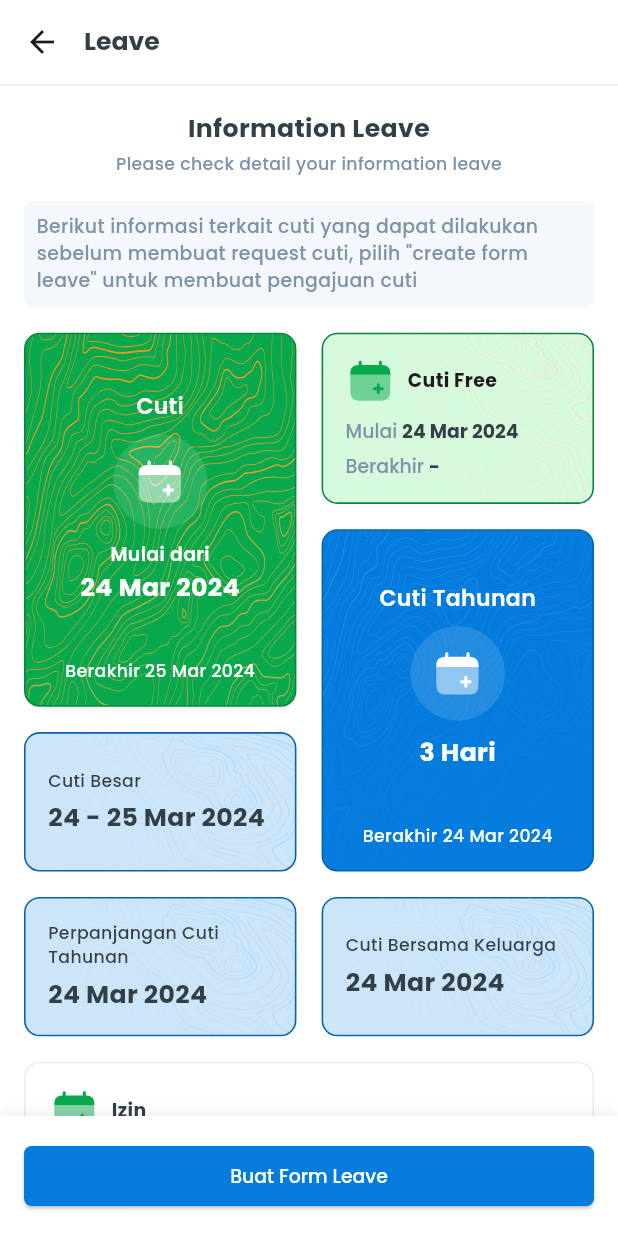
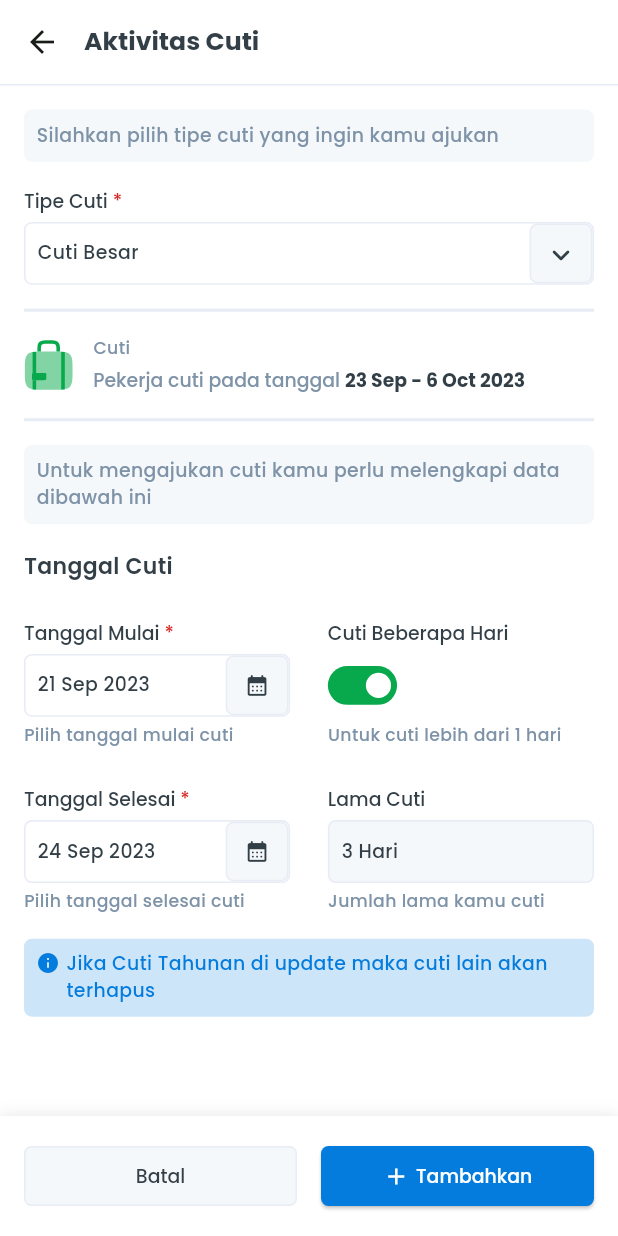
Before and after one commit to rifanstd/employeeserviceapp, a Flutter app: the InformationLeavePage screen opened directly, after a tap on "Buat Form Leave", on a phone screen of 412 x 824 dp. Run offline on Flutter 3.47's test engine with Material 3 defaults, Android fonts, the phone set to English and light mode, and no system bars; our stand-ins replace flutter_screenutil, flutter_svg, google_fonts.

Commit message:
feat: slicing leave avticity form

```diff
--- a/lib/common/helper/navigation/app_navigation.dart
+++ b/lib/common/helper/navigation/app_navigation.dart
@@ -17,6 +17,10 @@ class AppNavigator {
         ));
   }
 
+  static void pop(BuildContext context) {
+    Navigator.pop(context);
+  }
+
   static void pushAndRemove(BuildContext context, Widget widget) {
     Navigator.pushAndRemoveUntil(
       context,
--- a/lib/common/widgets/custom_bottom_app_bar.dart
+++ b/lib/common/widgets/custom_bottom_app_bar.dart
@@ -3,17 +3,17 @@ import 'package:employeeserviceapp/core/configs/theme/app_colors.dart';
 import 'package:flutter/material.dart';
 
 class TBottomAppBar extends StatelessWidget {
-  final String titlePositiveBtn;
-  final String? titleNegativeBtn;
+  final Widget positiveChild;
+  final Widget? negativeChild;
   final void Function() onPositiveClicked;
   final void Function()? onNegativeClicked;
 
   const TBottomAppBar({
     super.key,
-    required this.titlePositiveBtn,
     required this.onPositiveClicked,
-    this.titleNegativeBtn,
     this.onNegativeClicked,
+    required this.positiveChild,
+    this.negativeChild,
   });
 
   @override
@@ -35,20 +35,20 @@ class TBottomAppBar extends StatelessWidget {
         ),
         child: Row(
           children: [
-            if (titleNegativeBtn != null)
+            if (negativeChild != null)
               Expanded(
                 child: ElevatedButton(
                   onPressed: onNegativeClicked,
                   style: AppButtonStyle.filledAlt,
-                  child: Text(titleNegativeBtn!),
+                  child: negativeChild,
                 ),
               ),
-            if (titleNegativeBtn != null) const SizedBox(width: 16),
+            if (negativeChild != null) const SizedBox(width: 16),
             Expanded(
               child: ElevatedButton(
-                onPressed: () {},
+                onPressed: onPositiveClicked,
                 style: AppButtonStyle.filledInfo,
-                child: const Text("Buat Form Leave"),
+                child: positiveChild,
               ),
             ),
           ],
--- /dev/null
+++ b/lib/common/widgets/custom_divider.dart
@@ -0,0 +1,21 @@
+import 'package:employeeserviceapp/core/configs/theme/app_colors.dart';
+import 'package:flutter/material.dart';
+import 'package:flutter_screenutil/flutter_screenutil.dart';
+
+class TDivider extends StatelessWidget {
+  const TDivider({
+    super.key,
+  });
+
+  @override
+  Widget build(BuildContext context) {
+    return Container(
+      width: double.infinity,
+      height: 0,
+      decoration: BoxDecoration(
+        color: Colors.transparent,
+        border: Border.all(color: AppColors.strokeTeritary, width: 1.w),
+      ),
+    );
+  }
+}
--- /dev/null
+++ b/lib/common/widgets/custom_form_field.dart
@@ -0,0 +1,54 @@
+import 'package:employeeserviceapp/core/configs/theme/app_colors.dart';
+import 'package:employeeserviceapp/core/configs/theme/app_text_style.dart';
+import 'package:flutter/material.dart';
+import 'package:flutter_screenutil/flutter_screenutil.dart';
+
+class TFormField extends StatelessWidget {
+  final String text;
+  final Widget? icon;
+  final Color? fillColor;
+
+  const TFormField({
+    super.key,
+    required this.text,
+    this.icon,
+    this.fillColor,
+  });
+
+  @override
+  Widget build(BuildContext context) {
+    return Container(
+      width: double.infinity,
+      height: 40.w,
+      padding: const EdgeInsets.fromLTRB(8, 0, 0, 0),
+      decoration: BoxDecoration(
+        color: fillColor ?? Colors.transparent,
+        borderRadius: BorderRadius.circular(5).r,
+        border: Border.all(color: AppColors.strokeTeritary, width: 1.w),
+      ),
+      child: Row(
+        mainAxisAlignment: MainAxisAlignment.start,
+        crossAxisAlignment: CrossAxisAlignment.center,
+        children: [
+          Text(
+            text,
+            style: AppTextStyle.bodyRegular.copyWith(color: AppColors.textDark),
+          ),
+          if (icon != null) const Spacer(),
+          if (icon != null)
+            Container(
+              width: 40.w,
+              height: 40.w,
+              padding: const EdgeInsets.all(8),
+              decoration: BoxDecoration(
+                color: AppColors.backgroundLight,
+                borderRadius: BorderRadius.circular(5).r,
+                border: Border.all(color: AppColors.strokeTeritary, width: 1.w),
+              ),
+              child: icon,
+            ),
+        ],
+      ),
+    );
+  }
+}
--- /dev/null
+++ b/lib/common/widgets/form_label.dart
@@ -0,0 +1,27 @@
+import 'package:employeeserviceapp/core/configs/theme/app_colors.dart';
+import 'package:employeeserviceapp/core/configs/theme/app_text_style.dart';
+import 'package:flutter/material.dart';
+
+class FormLabel extends StatelessWidget {
+  final String text;
+  final bool isMandatory;
+
+  const FormLabel({
+    super.key,
+    required this.text,
+    required this.isMandatory,
+  });
+
+  @override
+  Widget build(BuildContext context) {
+    return RichText(
+      text: TextSpan(
+        text: '$text ',
+        style: AppTextStyle.bodyRegular.copyWith(color: AppColors.textDark),
+        children: [
+          if (isMandatory) TextSpan(text: '*', style: AppTextStyle.bodyRegular.copyWith(color: AppColors.danger500)),
+        ],
+      ),
+    );
+  }
+}
--- a/lib/common/widgets/information_badge.dart
+++ b/lib/common/widgets/information_badge.dart
@@ -27,3 +27,47 @@ class InformationBadge extends StatelessWidget {
     );
   }
 }
+
+class InformationBadgeWithIcon extends StatelessWidget {
+  final String message;
+  // final String iconPath;
+  final Color bgColor;
+  final Color fgColor;
+
+  const InformationBadgeWithIcon({
+    super.key,
+    required this.message,
+    required this.bgColor,
+    required this.fgColor,
+  });
+
+  @override
+  Widget build(BuildContext context) {
+    return Container(
+      width: double.infinity,
+      padding: const EdgeInsets.all(8),
+      decoration: BoxDecoration(
+        color: bgColor,
+        borderRadius: BorderRadius.circular(5).r,
+      ),
+      child: Row(
+        mainAxisAlignment: MainAxisAlignment.start,
+        crossAxisAlignment: CrossAxisAlignment.start,
+        children: [
+          Icon(
+            Icons.info_rounded,
+            color: fgColor,
+            size: 16,
+          ),
+          SizedBox(width: 4.w),
+          Expanded(
+            child: Text(
+              message,
+              style: AppTextStyle.bodyRegular.copyWith(color: fgColor),
+            ),
+          ),
+        ],
+      ),
+    );
+  }
+}
--- a/lib/core/configs/assets/app_icons.dart
+++ b/lib/core/configs/assets/app_icons.dart
@@ -20,4 +20,6 @@ class AppIcons {
   static const wave4 = "${basePath}wave_4.svg";
   static const wave5 = "${basePath}wave_5.svg";
   static const wave6 = "${basePath}wave_6.svg";
+  static const successIlustration = "${basePath}success_ilustration.svg";
+  static const failedIlustration = "${basePath}failed_ilustration.svg";
 }
--- a/lib/core/configs/assets/app_images.dart
+++ b/lib/core/configs/assets/app_images.dart
@@ -4,4 +4,6 @@ class AppImages {
   static const basePath = 'assets/images/';
 
   static const wave = "${basePath}wave.png";
+  static const successIlustration = "${basePath}success_ilustration.png";
+  static const failedIlustration = "${basePath}failed_ilustration.png";
 }
--- a/lib/presentation/leave/pages/leave.dart
+++ b/lib/presentation/leave/pages/leave.dart
@@ -1,8 +1,10 @@
+import 'package:employeeserviceapp/common/helper/navigation/app_navigation.dart';
 import 'package:employeeserviceapp/common/widgets/custom_bottom_app_bar.dart';
 import 'package:employeeserviceapp/common/widgets/information_badge.dart';
 import 'package:employeeserviceapp/core/configs/assets/app_icons.dart';
 import 'package:employeeserviceapp/core/configs/theme/app_colors.dart';
 import 'package:employeeserviceapp/core/configs/theme/app_text_style.dart';
+import 'package:employeeserviceapp/presentation/leave/pages/leave_activity.dart';
 import 'package:employeeserviceapp/presentation/leave/widgets/additional_info_card.dart';
 import 'package:employeeserviceapp/presentation/leave/widgets/complex_info_card.dart';
 import 'package:flutter/material.dart';
@@ -137,8 +139,10 @@ class InformationLeavePage extends StatelessWidget {
             ),
           ),
           TBottomAppBar(
-            titlePositiveBtn: 'Buat Form Leave',
-            onPositiveClicked: () {},
+            positiveChild: const Text('Buat Form Leave'),
+            onPositiveClicked: () {
+              AppNavigator.push(context, const LeaveActivityPage());
+            },
           ),
         ],
       ),
--- /dev/null
+++ b/lib/presentation/leave/pages/leave_activity.dart
@@ -0,0 +1,160 @@
+import 'package:employeeserviceapp/common/helper/navigation/app_navigation.dart';
+import 'package:employeeserviceapp/common/widgets/custom_bottom_app_bar.dart';
+import 'package:employeeserviceapp/common/widgets/form_label.dart';
+import 'package:employeeserviceapp/common/widgets/information_badge.dart';
+import 'package:employeeserviceapp/core/configs/theme/app_colors.dart';
+import 'package:employeeserviceapp/core/configs/theme/app_text_style.dart';
+import 'package:employeeserviceapp/presentation/leave/widgets/leave_activity_bottom_sheet.dart';
+import 'package:employeeserviceapp/presentation/leave/widgets/leave_range_info.dart';
+import 'package:employeeserviceapp/presentation/leave/widgets/toggle_leave_multiple_days.dart';
+import 'package:flutter/material.dart';
+import 'package:flutter_screenutil/flutter_screenutil.dart';
+
+import '../../../common/widgets/custom_divider.dart';
+import '../../../common/widgets/custom_form_field.dart';
+
+class LeaveActivityPage extends StatelessWidget {
+  const LeaveActivityPage({super.key});
+
+  @override
+  Widget build(BuildContext context) {
+    return Scaffold(
+      appBar: AppBar(
+        title: const Text('Aktivitas Cuti'),
+      ),
+      body: Stack(
+        children: [
+          LayoutBuilder(
+            builder: (context, constraints) => Container(
+              width: constraints.maxWidth,
+              height: constraints.maxHeight,
+              decoration: BoxDecoration(
+                border: Border(top: BorderSide(color: AppColors.strokeTeritary, width: 1.w)),
+              ),
+              child: SingleChildScrollView(
+                padding: const EdgeInsets.all(16),
+                child: Column(
+                  mainAxisAlignment: MainAxisAlignment.start,
+                  crossAxisAlignment: CrossAxisAlignment.start,
+                  children: [
+                    const InformationBadge(message: 'Silahkan pilih tipe cuti yang ingin kamu ajukan'),
+                    SizedBox(height: 16.h),
+                    const FormLabel(text: 'Tipe Cuti', isMandatory: true),
+                    SizedBox(height: 4.h),
+                    const TFormField(
+                      text: 'Cuti Besar',
+                      icon: Icon(Icons.keyboard_arrow_down_rounded, color: AppColors.textDark),
+                    ),
+                    SizedBox(height: 16.h),
+                    const TDivider(),
+                    SizedBox(height: 16.h),
+                    const LeaveRangeInfo(),
+                    SizedBox(height: 16.h),
+                    const TDivider(),
+                    SizedBox(height: 16.h),
+                    const InformationBadge(message: 'Untuk mengajukan cuti kamu perlu melengkapi data dibawah ini'),
+                    SizedBox(height: 16.h),
+                    Text(
+                      'Tanggal Cuti',
+                      style: AppTextStyle.heading6Medium.copyWith(color: AppColors.textDark),
+                    ),
+                    SizedBox(height: 24.h),
+                    Row(
+                      mainAxisAlignment: MainAxisAlignment.start,
+                      crossAxisAlignment: CrossAxisAlignment.start,
+                      children: [
+                        Expanded(
+                          flex: 1,
+                          child: Column(
+                            crossAxisAlignment: CrossAxisAlignment.start,
+                            children: [
+                              const FormLabel(text: 'Tanggal Mulai', isMandatory: true),
+                              SizedBox(height: 4.h),
+                              TFormField(
+                                text: '21 Sep 2023',
+                                icon: Icon(Icons.calendar_month_rounded, color: AppColors.textDark, size: 16.w),
+                              ),
+                              SizedBox(height: 4.h),
+                              Text(
+                                "Pilih tanggal mulai cuti",
+                                style: AppTextStyle.smallRegular.copyWith(color: AppColors.textLightDark),
+                              ),
+                              SizedBox(height: 24.h),
+                              const FormLabel(text: 'Tanggal Selesai', isMandatory: true),
+                              SizedBox(height: 4.h),
+                              TFormField(
+                                text: '24 Sep 2023',
+                                icon: Icon(Icons.calendar_month_rounded, color: AppColors.textDark, size: 16.w),
+                              ),
+                              SizedBox(height: 4.h),
+                              Text(
+                                "Pilih tanggal selesai cuti",
+                                style: AppTextStyle.smallRegular.copyWith(color: AppColors.textLightDark),
+                              ),
+                            ],
+                          ),
+                        ),
+                        SizedBox(width: 24.w),
+                        Expanded(
+                          flex: 1,
+                          child: Column(
+                            crossAxisAlignment: CrossAxisAlignment.start,
+                            children: [
+                              const FormLabel(text: 'Cuti Beberapa Hari', isMandatory: false),
+                              SizedBox(height: 4.h),
+                              const ToggleLeaveMultipleDays(),
+                              SizedBox(height: 4.h),
+                              Text(
+                                "Untuk cuti lebih dari 1 hari",
+                                style: AppTextStyle.smallRegular.copyWith(color: AppColors.textLightDark),
+                              ),
+                              SizedBox(height: 24.h),
+                              const FormLabel(text: 'Lama Cuti', isMandatory: false),
+                              SizedBox(height: 4.h),
+                              const TFormField(text: '3 Hari', fillColor: AppColors.backgroundLight),
+                              SizedBox(height: 4.h),
+                              Text(
+                                "Jumlah lama kamu cuti",
+                                style: AppTextStyle.smallRegular.copyWith(color: AppColors.textLightDark),
+                              ),
+                            ],
+                          ),
+                        ),
+                      ],
+                    ),
+                    SizedBox(height: 16.h),
+                    const InformationBadgeWithIcon(message: 'Jika Cuti Tahunan di update maka cuti lain akan terhapus', bgColor: AppColors.info100, fgColor: AppColors.info500),
+                    SizedBox(height: 64.h),
+                  ],
+                ),
+              ),
+            ),
+          ),
+          TBottomAppBar(
+            positiveChild: Row(
+              mainAxisAlignment: MainAxisAlignment.center,
+              children: [
+                const Icon(Icons.add, color: AppColors.iconWhite),
+                SizedBox(width: 4.w),
+                const Text("Tambahkan"),
+              ],
+            ),
+            onPositiveClicked: () {
+              showModalBottomSheet(
+                context: context,
+                isScrollControlled: true, // Mengontrol tinggi sesuai isi
+                builder: (context) {
+                  return const LeaveActivityBottomSheet();
+                },
+              );
+            },
+            negativeChild: const Text('Batal'),
+            onNegativeClicked: () {
+              AppNavigator.pop(context);
+            },
+          ),
+        ],
+      ),
+    );
+  }
+}
--- /dev/null
+++ b/lib/presentation/leave/widgets/leave_range_info.dart
@@ -0,0 +1,52 @@
+import 'package:employeeserviceapp/core/configs/assets/app_icons.dart';
+import 'package:employeeserviceapp/core/configs/theme/app_colors.dart';
+import 'package:employeeserviceapp/core/configs/theme/app_text_style.dart';
+import 'package:flutter/material.dart';
+import 'package:flutter_screenutil/flutter_screenutil.dart';
+import 'package:flutter_svg/svg.dart';
+
+class LeaveRangeInfo extends StatelessWidget {
+  const LeaveRangeInfo({
+    super.key,
+  });
+
+  @override
+  Widget build(BuildContext context) {
+    return Row(
+      mainAxisAlignment: MainAxisAlignment.start,
+      children: [
+        SvgPicture.asset(
+          AppIcons.suitcaseTag,
+          width: 32.w,
+          height: 33.2.h,
+          color: AppColors.primary500,
+        ),
+        SizedBox(width: 12.w),
+        Expanded(
+          child: Column(
+            crossAxisAlignment: CrossAxisAlignment.start,
+            children: [
+              Text(
+                'Cuti',
+                style: AppTextStyle.smallRegular.copyWith(color: AppColors.textLightDark),
+              ),
+              SizedBox(height: 4.h),
+              RichText(
+                text: TextSpan(
+                  text: 'Pekerja cuti pada tanggal ',
+                  style: AppTextStyle.bodyRegular.copyWith(color: AppColors.textLightDark),
+                  children: [
+                    TextSpan(
+                      text: '23 Sep - 6 Oct 2023',
+                      style: AppTextStyle.bodyRegular.copyWith(color: AppColors.textDark, fontWeight: FontWeight.w700),
+                    ),
+                  ],
+                ),
+              ),
+            ],
+          ),
+        ),
+      ],
+    );
+  }
+}
--- /dev/null
+++ b/lib/presentation/leave/widgets/toggle_leave_multiple_days.dart
@@ -0,0 +1,34 @@
+import 'package:employeeserviceapp/core/configs/theme/app_colors.dart';
+import 'package:flutter/material.dart';
+import 'package:flutter_screenutil/flutter_screenutil.dart';
+
+class ToggleLeaveMultipleDays extends StatelessWidget {
+  const ToggleLeaveMultipleDays({
+    super.key,
+  });
+
+  @override
+  Widget build(BuildContext context) {
+    return Container(
+      height: 40.w,
+      padding: const EdgeInsets.symmetric(vertical: 8),
+      child: Container(
+        width: 44.w,
+        padding: const EdgeInsets.all(4),
+        decoration: BoxDecoration(
+          color: AppColors.primary500,
+          borderRadius: BorderRadius.circular(20).r,
+        ),
+        child: Align(
+          alignment: Alignment.centerRight,
+          child: Container(
+            // buat align right
+            width: 16.w,
+            height: 16.w,
+            decoration: const BoxDecoration(color: AppColors.backgroundWhite, shape: BoxShape.circle),
+          ),
+        ),
+      ),
+    );
+  }
+}
```
Also changed, not shown: lib/common/widgets/confirmation_alert_dialog.dart (added, +71 -0 lines), lib/presentation/leave/widgets/leave_activity_bottom_sheet.dart (added, +141 -0 lines), assets/icons/failed_ilustration.svg (added), assets/icons/success_ilustration.svg (added), assets/images/failed_ilustration.png (added), assets/images/success_ilustration.png (added).
